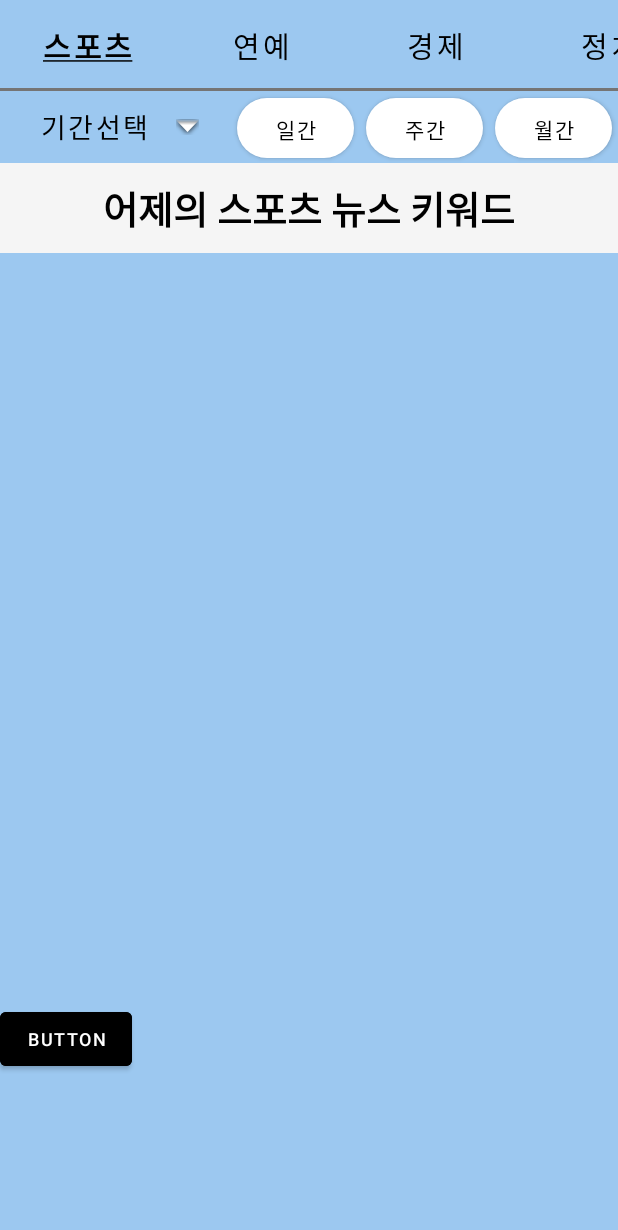
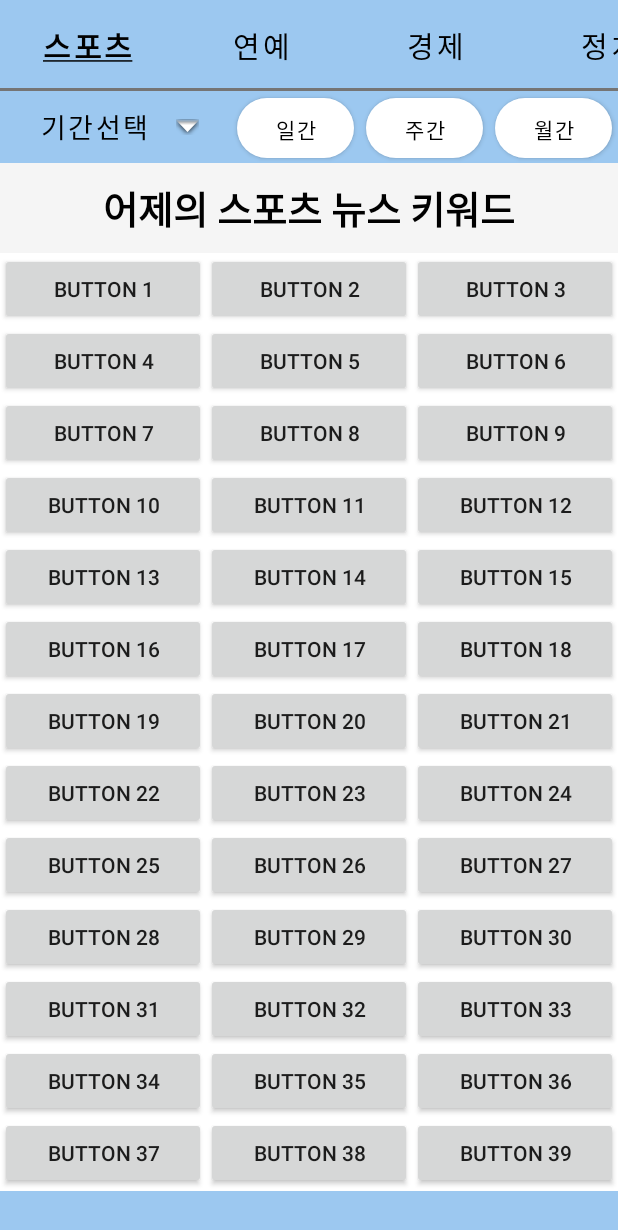
Before and after one commit to GR8-SW-Project/-Diving-into-the-news, an Android app: the screen it shows after launch (HomeActivity), on a phone screen of 412 x 824 dp. Shown: the top 1230 px of the screen. Run offline under Robolectric (Android 15) with nearby library versions, the light colour scheme and no system bars.

Commit message:
Added button gridview (for wordcloud feature)

```diff
--- a/app/src/main/java/com/example/divingintothenews/ArticleActivity.java
+++ b/app/src/main/java/com/example/divingintothenews/ArticleActivity.java
@@ -4,7 +4,6 @@ import androidx.appcompat.app.ActionBar;
 import androidx.appcompat.app.AppCompatActivity;
 
 import android.os.Bundle;
-import android.view.KeyEvent;
 import android.webkit.WebView;
 import android.webkit.WebViewClient;
 
--- a/app/src/main/java/com/example/divingintothenews/HomeActivity.java
+++ b/app/src/main/java/com/example/divingintothenews/HomeActivity.java
@@ -16,6 +16,7 @@ import android.text.style.UnderlineSpan;
 import android.view.View;
 import android.widget.Button;
 import android.widget.DatePicker;
+import android.widget.GridView;
 import android.widget.TextView;
 
 import java.time.LocalDate;
@@ -36,6 +37,9 @@ public class HomeActivity extends AppCompatActivity {
     private String category_selected = "스포츠";
 
     private int btn_ctg_selected;
+
+    GridView gridview;
+    WordCloudBtnAdapter adapter = new WordCloudBtnAdapter(this);
 
     private final UnderlineSpan underlineSpan = new UnderlineSpan();
     private final StyleSpan boldSpan = new StyleSpan(Typeface.BOLD);
@@ -92,6 +96,8 @@ public class HomeActivity extends AppCompatActivity {
 
                 buttonHighlight(btn_new);
                 buttonRemoveHighlight(btn_old);
+
+                gridview.setAdapter(adapter);
 
                 if (view.getId() == R.id.btn_ctg_sports) {
                     category_selected = "스포츠";}
@@ -190,7 +196,6 @@ public class HomeActivity extends AppCompatActivity {
 
         //TextView
         tv_title = findViewById(R.id.tv_title);
-        tv_temp = findViewById(R.id.tv_temp);
     }
 
     // 홈 화면 리스너
@@ -291,8 +296,11 @@ public class HomeActivity extends AppCompatActivity {
 
         buttonHighlight(btn_ctg_sports);
 
-        Button temp = findViewById(R.id.button);
+        gridview = (GridView) findViewById(R.id.gridView1);
+        gridview.setAdapter(adapter);
 
+
+        /*
         temp.setOnClickListener(new View.OnClickListener() {
             @Override
             public void onClick(View view) {
@@ -300,5 +308,6 @@ public class HomeActivity extends AppCompatActivity {
                 startActivity(intent);
             }
         });
+         */
     }
 }
--- a/app/src/main/java/com/example/divingintothenews/NewsListActivity.java
+++ b/app/src/main/java/com/example/divingintothenews/NewsListActivity.java
@@ -5,18 +5,16 @@ import androidx.appcompat.app.AppCompatActivity;
 
 import android.content.Intent;
 import android.os.Bundle;
-import android.util.Log;
 import android.view.View;
 import android.widget.AdapterView;
-import android.widget.Button;
 import android.widget.ListView;
 
 public class NewsListActivity extends AppCompatActivity {
 
-    String titleList[] = {"SON, 프랑크푸르트 골문 뚫자", "'UCL 무승 끊자' 손흥민, 프랑크푸르트와 홈 경기 득점포 정조준", "\"챔스 골맛 좀 보자\"… 손흥민 13일 오전 4시 출격"};
-    String companyList[] = {"kbs", "sbs", "yonhab"};
-    String dateList[] = {"2022.9.1", "2022.9.10", "2022.9.12"};
-    String urlList[] = {"https://news.zum.com/articles/78575577", "https://www.yna.co.kr/view/AKR20221011031200007", "https://m.moneys.mt.co.kr/article.html?no=2022101115521148660#_enliple"};
+    String[] titleList = {"SON, 프랑크푸르트 골문 뚫자", "'UCL 무승 끊자' 손흥민, 프랑크푸르트와 홈 경기 득점포 정조준", "\"챔스 골맛 좀 보자\"… 손흥민 13일 오전 4시 출격"};
+    String[] companyList = {"kbs", "sbs", "yonhab"};
+    String[] dateList = {"2022.9.1", "2022.9.10", "2022.9.12"};
+    String[] urlList = {"https://news.zum.com/articles/78575577", "https://www.yna.co.kr/view/AKR20221011031200007", "https://m.moneys.mt.co.kr/article.html?no=2022101115521148660#_enliple"};
 
     ListView listView;
 
--- /dev/null
+++ b/app/src/main/java/com/example/divingintothenews/WordCloudBtnAdapter.java
@@ -0,0 +1,57 @@
+package com.example.divingintothenews;
+
+import android.content.Context;
+import android.view.View;
+import android.view.ViewGroup;
+import android.widget.BaseAdapter;
+import android.widget.Button;
+import android.widget.Toast;
+
+public class WordCloudBtnAdapter extends BaseAdapter{
+    private Context mContext;
+    private int btn_id;
+    private int total_btns = 50;
+
+    public WordCloudBtnAdapter(Context context) {
+        this.mContext = context;
+    }
+
+    @Override
+    public int getCount() {
+        return total_btns;
+    }
+
+    @Override
+    public Object getItem(int i) {
+        return null;
+    }
+
+    @Override
+    public long getItemId(int i) {
+        return 0;
+    }
+
+    @Override
+    public View getView(final int i, View view, ViewGroup viewGroup)
+    {
+        Button btn;
+
+        if (view == null) {
+            btn = new Button(mContext);
+            btn.setText("Button " + (++btn_id));
+        } else {
+            btn = (Button) view;
+        }
+
+        btn.setOnClickListener(new View.OnClickListener()
+        {
+            @Override
+            public void onClick(View v)
+            {
+                Toast.makeText(v.getContext(), "Button #" + (i + 1), Toast.LENGTH_SHORT).show();
+            }
+        });
+
+        return btn;
+    }
+}
--- a/app/src/main/res/layout/activity_home.xml
+++ b/app/src/main/res/layout/activity_home.xml
@@ -155,24 +155,20 @@
     <LinearLayout
         android:layout_width="match_parent"
         android:layout_height="match_parent"
+        android:layout_marginBottom="30dp"
         android:orientation="vertical">
 
-        <TextView
-            android:id="@+id/tv_temp"
-            android:layout_width="match_parent"
-            android:layout_height="500dp"
-            android:gravity="top"
-            android:textColor="@color/black"
-            android:textSize="16sp"
-            android:layout_marginHorizontal="4dp"/>
 
-        <Button
-            android:id="@+id/button"
-            android:layout_width="wrap_content"
-            android:layout_height="wrap_content"
-            android:backgroundTint="@color/black"
-            android:text="Button"
-            android:textSize="12sp" />
+        <GridView
+            android:id="@+id/gridView1"
+            android:layout_width="fill_parent"
+            android:layout_height="match_parent"
+            android:columnWidth="50dp"
+            android:gravity="center"
+            android:numColumns="3"
+            android:background="@color/white"
+            android:stretchMode="columnWidth">
+        </GridView>
     </LinearLayout>
 
 </LinearLayout>
```
